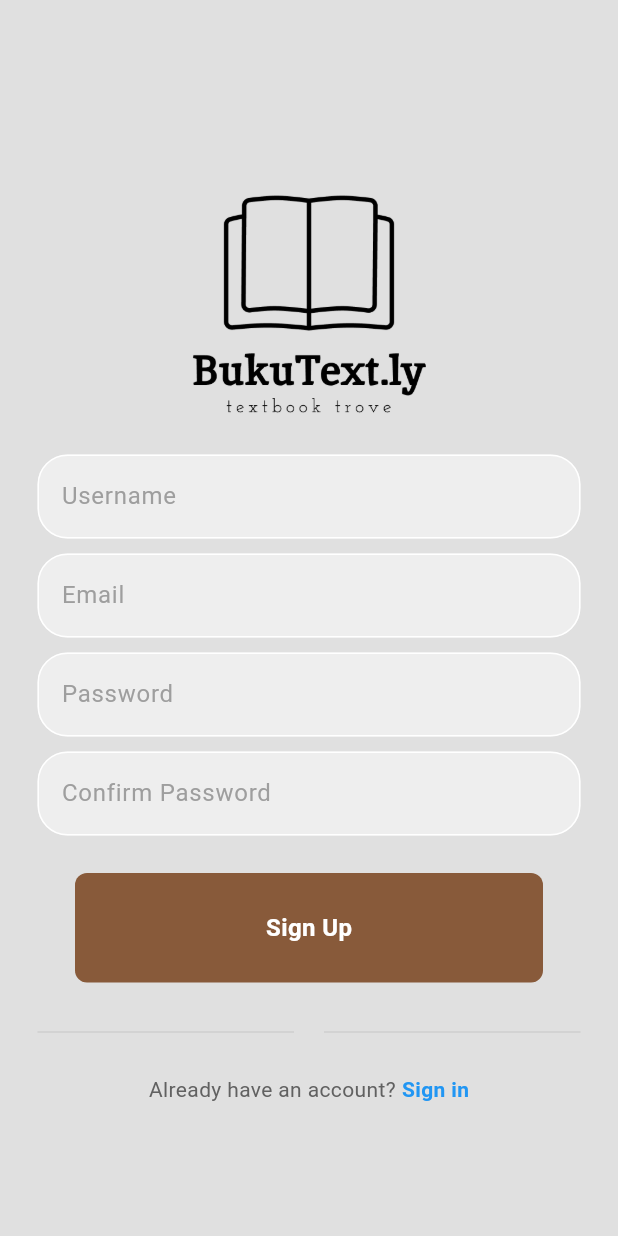
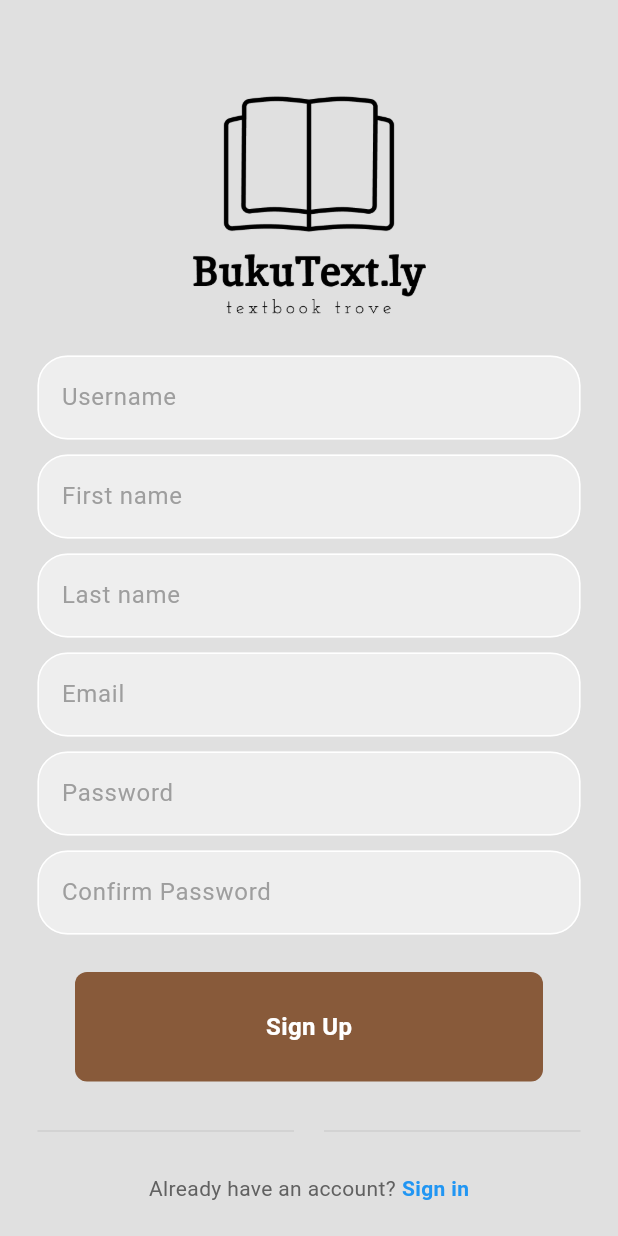
Before and after one commit to yuzuriaichi/learningfirebase, a Flutter app: the SignUpPage screen opened directly with empty values, on a phone screen of 412 x 824 dp. Run offline on Flutter 3.47's test engine with Material 3 defaults, Android fonts, the phone set to English and light mode, and no system bars; our stand-ins replace cloud_firestore, firebase_auth, firebase_core, flutter_rating_bar, google_nav_bar; accounts and stored records are empty.

Commit message:
Update sign_up_page.dart

```diff
--- a/lib/pages/sign_up_page.dart
+++ b/lib/pages/sign_up_page.dart
@@ -1,4 +1,4 @@
-// ignore_for_file: prefer_const_constructors
+// ignore_for_file: prefer_const_constructors,
 
 import 'package:firebase_auth/firebase_auth.dart';
 import 'package:cloud_firestore/cloud_firestore.dart';
@@ -23,6 +23,8 @@ class SignUpPage extends StatefulWidget {
 class _SignUpPageState extends State<SignUpPage> {
   //text editing controllers
   final usernameController = TextEditingController();
+  final firstNameController = TextEditingController();
+  final lastNameController = TextEditingController();
   final emailController = TextEditingController();
   final passwordController = TextEditingController();
   final confirmPasswordController = TextEditingController();
@@ -52,8 +54,8 @@ class _SignUpPageState extends State<SignUpPage> {
             .set(
           {
             'username': usernameController.text.trim(), //initial username
-            'first_name': 'Enter your name',
-            'last_name': 'Enter your name',
+            'first_name': firstNameController.text.trim(), //initial first name,
+            'last_name': lastNameController.text.trim(), //initial last name,
             'bio': 'Empty Bio . . .' //initially empty bio
             // can add more field here
           },
@@ -69,15 +71,6 @@ class _SignUpPageState extends State<SignUpPage> {
       _showPasswordWrongDialog(context);
     }
   }
-
-  // Future addUserDetails(String username, String email) async {
-  //   await FirebaseFirestore.instance.collection('users').add(
-  //     {
-  //       'username': username,
-  //       'email': email,
-  //     },
-  //   );
-  // }
 
   bool passwordConfirmed() {
     if (passwordController.text.trim() ==
@@ -142,16 +135,33 @@ class _SignUpPageState extends State<SignUpPage> {
                 SizedBox(height: 40),
 
                 Container(
-                    child: Image.asset(
-                  'assets/logos/blacklogo.png',
-                  height: 150,
-                )),
+                  child: Image.asset(
+                    'assets/logos/blacklogo.png',
+                    height: 150,
+                  ),
+                ),
 
                 //Username Text Field
                 SizedBox(height: 25),
                 MyTextfield(
                   controller: usernameController,
                   hintText: 'Username',
+                  obscureText: false,
+                ),
+
+                //first name Text Field
+                SizedBox(height: 10),
+                MyTextfield(
+                  controller: firstNameController,
+                  hintText: 'First name',
+                  obscureText: false,
+                ),
+
+                //last name Text Field
+                SizedBox(height: 10),
+                MyTextfield(
+                  controller: lastNameController,
+                  hintText: 'Last name',
                   obscureText: false,
                 ),
 
```
